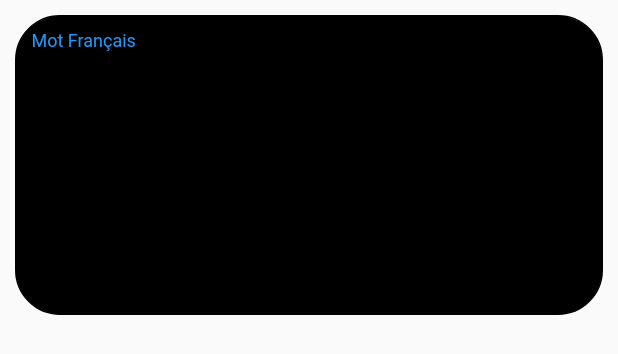
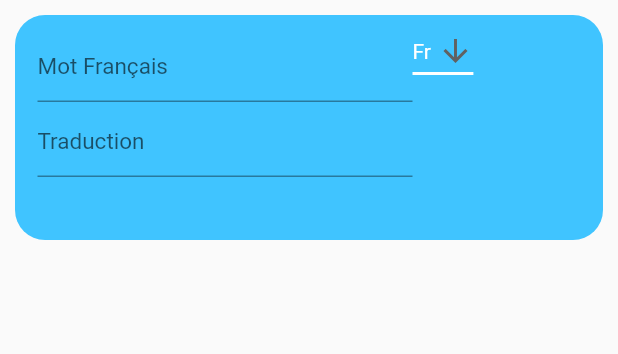
Before and after one commit to Valentin-Petitniot/Langame, a Flutter app: the AddWordCard widget shown alone on an empty page, opened directly, on a phone screen of 412 x 824 dp. Shown: the top 354 px of the screen. Run offline on Flutter 3.47's test engine with Material 2 defaults, Android fonts, the phone set to English and light mode, and no system bars.

Commit message:
Add_Word_Button.dart Created View_Words_List_Screen.dart Created Edit_List_Screen.dart - DropDownButton begin

```diff
--- a/lib/Cards/Add_Word_Card.dart
+++ b/lib/Cards/Add_Word_Card.dart
@@ -1,4 +1,6 @@
 import 'package:flutter/material.dart';
+
+const List<String> lgList = <String>['Fr', 'En', 'De', 'Nl'];
 
 class AddWordCard extends StatefulWidget {
   const AddWordCard({Key? key}) : super(key: key);
@@ -8,68 +10,86 @@ class AddWordCard extends StatefulWidget {
 }
 
 class _AddWordCardState extends State<AddWordCard> {
+  String dropDownValue = lgList.first;
+
   @override
   Widget build(BuildContext context) {
     return Padding(
-      padding: EdgeInsets.fromLTRB(10, 10, 10, 10),
+      padding: EdgeInsets.all(10),
       child: Container(
-        height: 200,
-        child: Container(
-          decoration: BoxDecoration(
-            color: Colors.black,
-            border: Border.all(
-              color: Colors.black,
-            ),
+        width: double.infinity,
+        height: 150,
+        decoration: const BoxDecoration(
+          color: Colors.lightBlueAccent,
           borderRadius: BorderRadius.all(
-              Radius.circular(30),
+            Radius.circular(20),
           ),
         ),
         child: Row(
+          crossAxisAlignment: CrossAxisAlignment.start,
+          children: [
+            Column(
               children: [
                 Padding(
-                padding: const EdgeInsets.fromLTRB(10, 0, 0, 0),
-                child: Column(
-                  children: [
-                    SizedBox(
-                      height: 30,
-                      width: 200,
+                  padding: const EdgeInsets.fromLTRB(15, 10, 0, 0),
+                  child: SizedBox(
+                    width: 250,
+                    height: 50,
                     child: TextField(
                       style: TextStyle(
-                          fontSize: 20,
+                        color: Colors.white,
+                        fontSize: 15,
                       ),
                       decoration: InputDecoration(
+                        border: UnderlineInputBorder(),
                         hintText: 'Mot Français',
-                          hintStyle: TextStyle(
-                            color: Colors.blue,
-                            fontSize: 12,
                       ),
                     ),
                   ),
                 ),
                 Padding(
-                      padding: EdgeInsets.only(top: 10),
+                  padding: const EdgeInsets.only(left: 15),
                   child: SizedBox(
-                        height: 30,
-                        width: 200,
+                    width: 250,
+                    height: 50,
                     child: TextField(
                       style: TextStyle(
-                            fontSize: 20,
+                        color: Colors.white,
+                        fontSize: 15,
                       ),
                       decoration: InputDecoration(
-                            label: Text('Mot Anglais'),
-                            hintStyle: TextStyle(
-                              color: Colors.blue,
-                              fontSize: 12,
+                        border: UnderlineInputBorder(),
+                        hintText: 'Traduction',
                       ),
                     ),
                   ),
+                )
+              ],
             ),
+            DropdownButton<String>(
+              value: dropDownValue,
+              icon: const Icon(Icons.arrow_downward),
+              elevation: 16,
+              style: const TextStyle(color: Colors.white),
+              underline: Container(
+                height: 2,
+                color: Colors.white,
+              ),
+              onChanged: (String? value) {
+                setState(
+                  () {
+                    dropDownValue = value!;
+                  },
+                );
+              },
+              items: lgList.map<DropdownMenuItem<String>>((String value){
+                return DropdownMenuItem<String>(
+                  value: value,
+                  child: Text(value),
+                );
+              }).toList(),
             ),
           ],
-                ),
-              ),
-            ],
-          ),
         ),
       ),
     );
--- a/lib/Class/Word.dart
+++ b/lib/Class/Word.dart
@@ -1,5 +1,3 @@
-
-
 class Word {
   String original;
   String translate;
--- a/lib/Routes/router.dart
+++ b/lib/Routes/router.dart
@@ -1,3 +1,4 @@
 const String kHomeRoute = '/home';
 const String kListRoute = '/list';
 const String kEditRoute = '/edit-list';
+const String kViewWordList = '/view-word-list';
--- a/lib/Routes/routes.dart
+++ b/lib/Routes/routes.dart
@@ -1,12 +1,14 @@
+import 'package:flutter/material.dart';
 
-import 'package:flutter/material.dart';
 import 'package:langame/Routes/router.dart';
 import 'package:langame/main.dart';
 import 'package:langame/Screens/list_screen.dart';
 import 'package:langame/Screens/Edit_List_Screen.dart';
+import 'package:langame/Screens/View_Words_List_Screen.dart';
 
 Map<String, WidgetBuilder> router = {
   kHomeRoute: (context) => MyApp(),
   kListRoute: (context) => const ListScreen(),
   kEditRoute: (context) => const EditListScreen(),
+  kViewWordList: (context) => const ViewWordsListScreen(),
 };
```
Also changed, not shown: lib/Button/Add_Word_Button.dart (added, +28 -0 lines), lib/Cards/List_Cards.dart (+5 -2 lines), lib/Screens/Edit_List_Screen.dart (+90 -3 lines), lib/Screens/View_Words_List_Screen.dart (added, +19 -0 lines). Lines whose indentation alone changed are shown as unchanged.
